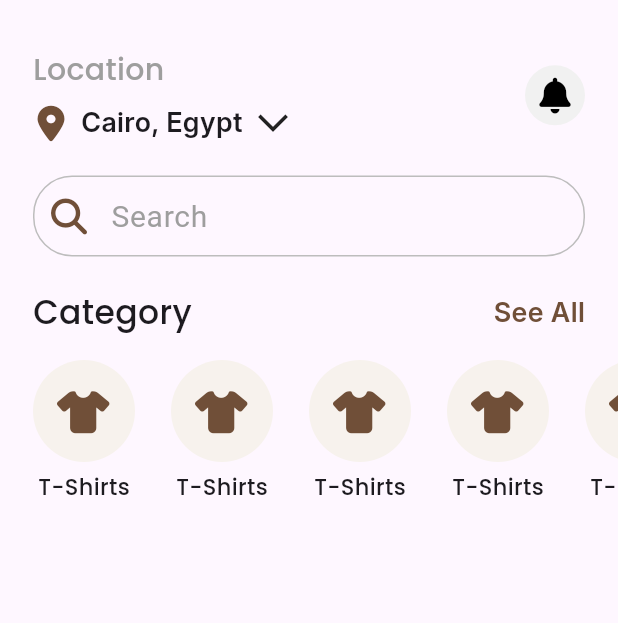
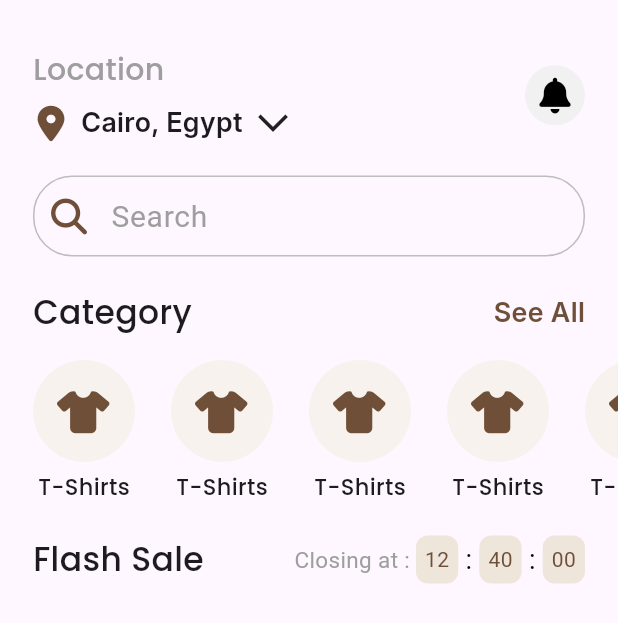
Before and after one commit to HazemAhmed677/shop-mate, a Flutter app: the HomeView screen opened by its route, on a phone screen of 412 x 824 dp. Shown: the top 623 px of the screen. Run offline on Flutter 3.47's test engine with Material 3 defaults, Android fonts, the phone set to English and light mode, and no system bars; our stand-ins replace expandable_page_view, flutter_svg, font_awesome_flutter, go_router.

Commit message:
Refactor UI components and add flash sale feature
- Improved formatting consistency in CustomSearchTextFeild widget by aligning hintFadeDuration property.
- Introduced new CustomTime widget for displaying time in a consistent format across the app.
- Added FlashSaleRow widget to display flash sale information prominently in the home view.
- Integrated FlashSaleRow into HomeViewBody to enhance user visibility of flash sale details.

```diff
--- a/lib/core/widgets/custom_search_text_feild.dart
+++ b/lib/core/widgets/custom_search_text_feild.dart
@@ -17,7 +17,9 @@ class CustomSearchTextFeild extends StatelessWidget {
           horizontal: 22,
           vertical: 12,
         ),
-        hintFadeDuration: const Duration(milliseconds: 200),
+        hintFadeDuration: const Duration(
+          milliseconds: 200,
+        ),
         prefixIcon: const Icon(
           FontAwesomeIcons.magnifyingGlass,
           color: AppColors.primaryColor,
--- /dev/null
+++ b/lib/features/home/presentation/views/widgets/custom_time.dart
@@ -0,0 +1,50 @@
+import 'package:flutter/material.dart';
+
+import '../../../../../core/utils/app_colors.dart';
+
+class CustomTime extends StatelessWidget {
+  const CustomTime({
+    super.key,
+    required this.time,
+    this.flag = false,
+  });
+  final String time;
+  final bool flag;
+  @override
+  Widget build(BuildContext context) {
+    return Row(
+      children: [
+        Container(
+          decoration: BoxDecoration(
+            borderRadius: BorderRadius.circular(
+              8,
+            ),
+            color: const Color(0xffEEE5DB),
+          ),
+          child: Padding(
+            padding: const EdgeInsets.symmetric(
+              horizontal: 6.0,
+              vertical: 6,
+            ),
+            child: Text(
+              time,
+              style: const TextStyle(
+                color: AppColors.primaryColor,
+                fontSize: 14,
+              ),
+            ),
+          ),
+        ),
+        (!flag)
+            ? const Text(
+                ' : ',
+                style: TextStyle(
+                  color: Colors.black,
+                  fontSize: 18,
+                ),
+              )
+            : const SizedBox(),
+      ],
+    );
+  }
+}
--- /dev/null
+++ b/lib/features/home/presentation/views/widgets/flash_sale_row.dart
@@ -0,0 +1,43 @@
+import 'package:flutter/material.dart';
+import 'package:shop_mate/features/home/presentation/views/widgets/custom_time.dart';
+
+import '../../../../../core/utils/app_styles.dart';
+
+class FlashSaleRow extends StatelessWidget {
+  const FlashSaleRow({
+    super.key,
+  });
+
+  @override
+  Widget build(BuildContext context) {
+    return Row(
+      children: [
+        Text(
+          'Flash Sale',
+          style: AppStyles.regular24.copyWith(
+            fontSize: 22,
+          ),
+        ),
+        const Spacer(),
+        const Text(
+          'Closing at : ',
+          style: TextStyle(
+            color: Colors.grey,
+            fontSize: 15,
+          ),
+        ),
+        //
+        const CustomTime(
+          time: '12',
+        ),
+        const CustomTime(
+          time: '40',
+        ),
+        const CustomTime(
+          time: '00',
+          flag: true,
+        ),
+      ],
+    );
+  }
+}
--- a/lib/features/home/presentation/views/widgets/home_view_body.dart
+++ b/lib/features/home/presentation/views/widgets/home_view_body.dart
@@ -1,5 +1,6 @@
 import 'package:flutter/material.dart';
 import 'package:shop_mate/features/home/presentation/views/widgets/custom_category_types.dart';
+import 'package:shop_mate/features/home/presentation/views/widgets/flash_sale_row.dart';
 import 'package:shop_mate/features/home/presentation/views/widgets/home_view_header_section.dart';
 
 class HomeViewBody extends StatelessWidget {
@@ -28,6 +29,14 @@ class HomeViewBody extends StatelessWidget {
             SliverToBoxAdapter(
               child: CustomCategoryTypesSection(),
             ),
+            SliverToBoxAdapter(
+              child: SizedBox(
+                height: 22,
+              ),
+            ),
+            SliverToBoxAdapter(
+              child: FlashSaleRow(),
+            ),
           ],
         ),
       ),
```
